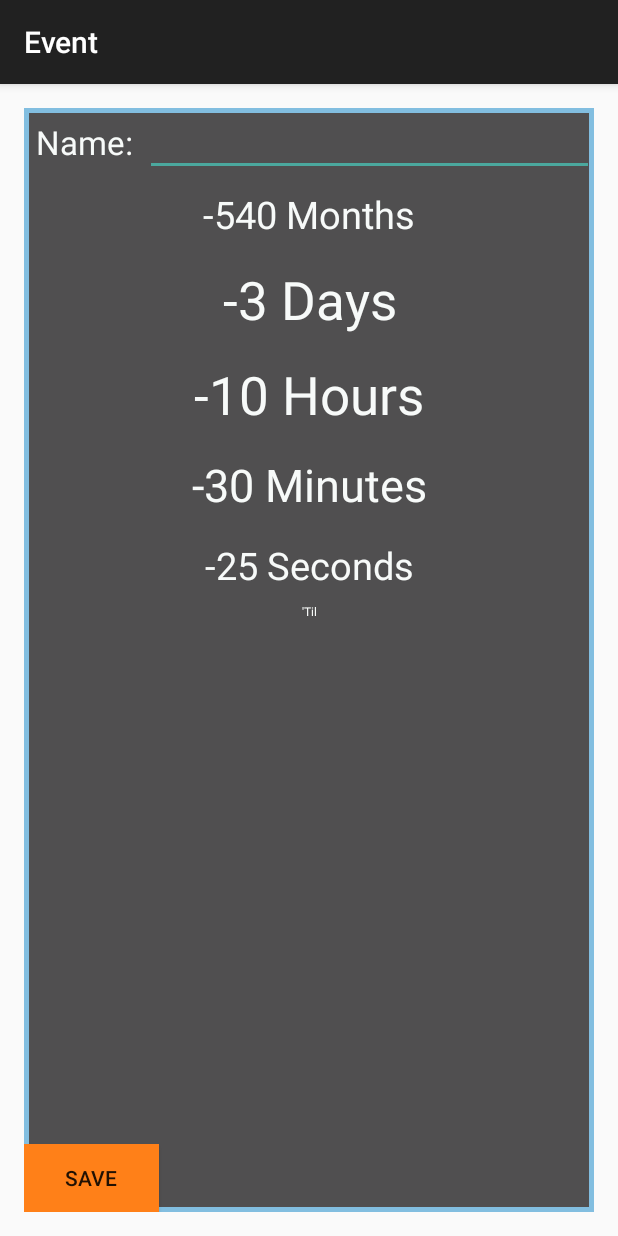
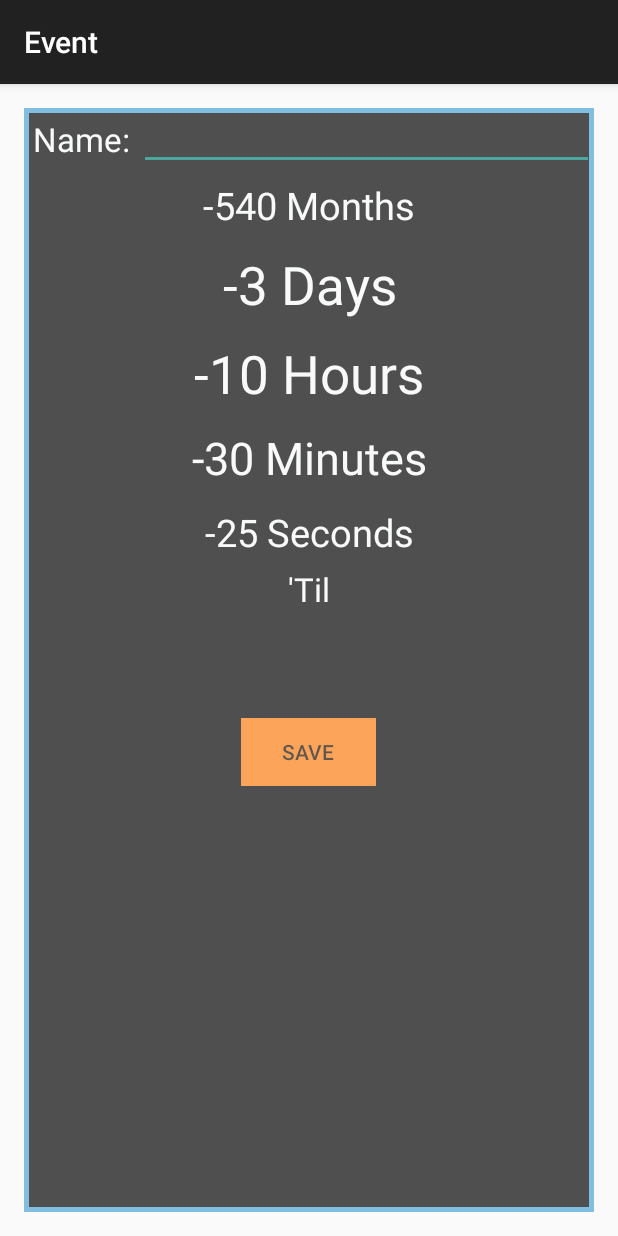
Before and after one commit to msavastano/HowLongTil, an Android app: the HowLongDetail screen opened directly, with no data from a screen before it, on a phone screen of 412 x 824 dp. Run offline under Robolectric (Android 15) with nearby library versions, the phone set to English and light mode, and no system bars; 5 statements that could not run were skipped.

```diff
--- a/app/src/main/java/com/mikesavastano/howlongtil/MyDBHandler.java
+++ b/app/src/main/java/com/mikesavastano/howlongtil/MyDBHandler.java
@@ -22,6 +22,7 @@ public class MyDBHandler extends SQLiteOpenHelper {
     public static final String COLUMN_ID = "_id";
     public static final String COLUMN_NAME = "name";
     public static final String COLUMN_DATE = "date";
+
 
 
     public MyDBHandler(Context context, String name,  SQLiteDatabase.CursorFactory factory, int version) {
@@ -68,6 +69,11 @@ public class MyDBHandler extends SQLiteOpenHelper {
                 "_id = "+i,null,null,null,null);
     }
 
+    public void deleteByID(long id){
+        String i = String.valueOf(id);
+        getWritableDatabase().delete(TABLE_EVENTS, "_id = "+i, null);
+    }
+
     /*private EventDate cursorToEvent(Cursor cursor) {
         EventDate event = new EventDate();
         event.setID(cursor.getInt(0));
--- a/app/src/main/res/layout/activity_how_long_detail.xml
+++ b/app/src/main/res/layout/activity_how_long_detail.xml
@@ -30,7 +30,7 @@
                 android:textAppearance="?android:attr/textAppearanceLarge"
                 android:text="@string/name_text"
                 android:id="@+id/textViewName"
-                android:padding="8dp"
+                android:padding="6dp"
                 android:layout_centerVertical="true"
                 android:textColor="#fff7fbf9" />
 
@@ -40,7 +40,7 @@
                 android:id="@+id/nameEditText"
                 android:textAppearance="?android:attr/textAppearanceLarge"
 
-                android:padding="8dp"
+                android:padding="6dp"
                 android:layout_gravity="center"
                 android:layout_toRightOf="@+id/textViewName"
                 android:layout_centerHorizontal="true"
@@ -54,10 +54,10 @@
             android:textAppearance="?android:attr/textAppearanceLarge"
             android:text=""
             android:id="@+id/textViewMonth"
-            android:padding="8dp"
+            android:padding="6dp"
             android:gravity="center_vertical|center_horizontal"
-            android:textColor="#fff7fbf9"
-            android:textSize="25dp" />
+            android:textSize="25dp"
+            android:textColor="#fff7fbf9" />
 
         <TextView
             android:layout_width="match_parent"
@@ -65,7 +65,7 @@
             android:textAppearance="?android:attr/textAppearanceLarge"
             android:text=""
             android:id="@+id/textViewDay"
-            android:padding="8dp"
+            android:padding="6dp"
             android:gravity="center_vertical|center_horizontal"
             android:textColor="#fff7fbf9"
             android:textSize="35dp" />
@@ -76,7 +76,7 @@
             android:textAppearance="?android:attr/textAppearanceLarge"
             android:text=""
             android:id="@+id/textViewHour"
-            android:padding="8dp"
+            android:padding="6dp"
             android:gravity="center_vertical|center_horizontal"
             android:textColor="#fff7fbf9"
             android:textSize="35dp" />
@@ -87,7 +87,7 @@
             android:textAppearance="?android:attr/textAppearanceLarge"
             android:text=""
             android:id="@+id/textViewMinute"
-            android:padding="8dp"
+            android:padding="6dp"
             android:gravity="center_vertical|center_horizontal"
             android:textColor="#fff7fbf9"
             android:textSize="30dp" />
@@ -98,7 +98,7 @@
             android:textAppearance="?android:attr/textAppearanceLarge"
             android:text=""
             android:id="@+id/textViewSecond"
-            android:padding="8dp"
+            android:padding="6dp"
             android:gravity="center_vertical|center_horizontal"
             android:textColor="#fff7fbf9"
             android:textSize="25dp" />
@@ -110,7 +110,7 @@
             android:id="@+id/textViewUntil"
             android:gravity="center_vertical|center_horizontal"
             android:text="@string/til_text"
-            android:textSize="@dimen/abc_action_bar_progress_bar_size"
+            android:textSize="22dp"
             android:textColor="#fff7fbf9" />
 
         <TextView
@@ -123,14 +123,6 @@
             android:textColor="#fff7fbf9"
             android:textSize="45dp" />
 
-    </LinearLayout>
-
-    <RelativeLayout
-        android:layout_width="fill_parent"
-        android:layout_height="wrap_content"
-        android:layout_alignParentEnd="false"
-        android:layout_alignBottom="@+id/linLayoutEventScreen">
-
         <Button
             android:layout_width="90dp"
             android:layout_height="45dp"
@@ -139,12 +131,12 @@
             android:layout_gravity="center"
             android:onClick="saveEvent"
             android:background="#ffff8018"
-            android:layout_alignParentStart="true"
+
             android:gravity="center_vertical|center_horizontal"
             android:padding="8dp"
             android:shadowColor="#ff9a924d"
             android:singleLine="false" />
 
-    </RelativeLayout>
+    </LinearLayout>
 
 </RelativeLayout>
--- a/app/src/main/res/values/strings.xml
+++ b/app/src/main/res/values/strings.xml
@@ -16,5 +16,6 @@
     <string name="thats_today_text">That is Today!</string>
     <string name="thats_before_today_text">That has already happened!</string>
     <string name="til_text">\'Til</string>
+    <string name="deleted_text">Deleted Event</string>
 
 </resources>
```
Also changed, not shown: app/src/main/java/com/mikesavastano/howlongtil/SavedEvents.java (+13 -8 lines), app/src/main/res/layout/activity_how_long_til_main.xml (+9 -4 lines), app/src/main/res/layout/activity_saved_events.xml (+18 -4 lines), app/src/main/res/layout/custom_simple_item.xml (added, +11 -0 lines).
